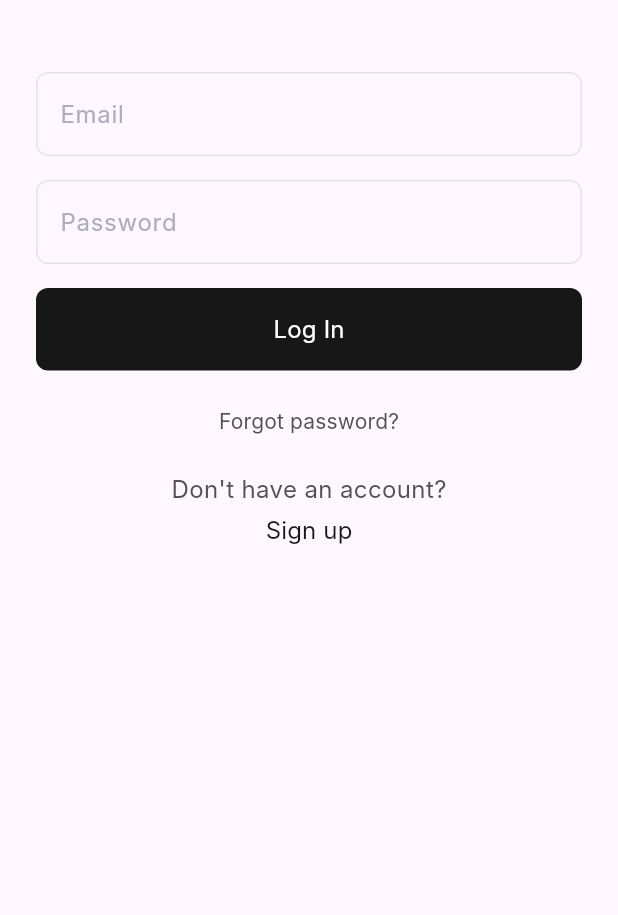
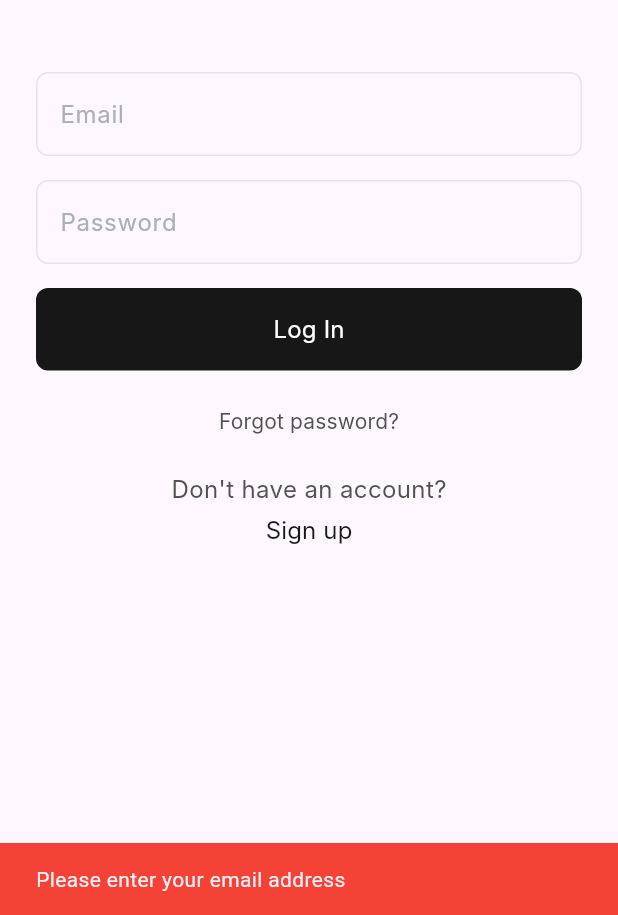
Before and after one commit to vasu-patel-123/Team-HamburgerHelpers-final-Project, a Flutter app: the screen it shows after launch, after a tap on "Forgot password?", on a phone screen of 412 x 824 dp, the part 321-1236 px from its top. Run offline on Flutter 3.47's test engine with Material 3 defaults, Android fonts, the phone set to English and light mode, and no system bars; our stand-ins replace firebase_auth, firebase_core, firebase_database, shared_preferences, table_calendar; missing offline and left inert: firebase_app_check; accounts and stored records are empty; Roboto replaces fonts that are missing (Inter).

Commit message:
Made forgot password work

```diff
--- a/taskii/lib/main.dart
+++ b/taskii/lib/main.dart
@@ -142,6 +142,42 @@ class _LoginPageSignUpState extends State<LoginPageSignUp> {
   void initState() {
     super.initState();
     _initializePrefs();
+  }
+
+///for forgot password
+  Future<void> _resetPassword() async {
+    final email = _emailController.text.trim();
+
+    if (email.isEmpty) {
+      _showSnackBar('Please enter your email address');
+      return;
+    }
+
+    final emailRegex = RegExp(r'^[\w-\.]+@([\w-]+\.)+[\w-]{2,4}$');
+    if (!emailRegex.hasMatch(email)) {
+      _showSnackBar('Please enter a valid email address');
+      return;
+    }
+
+    try {
+      await FirebaseAuth.instance.sendPasswordResetEmail(email: email);
+      _showSnackBar('Password reset email sent!', isError: false);
+    } on FirebaseAuthException catch (e) {
+      String message;
+      switch (e.code) {
+        case 'user-not-found':
+          message = 'No user found with that email';
+          break;
+        case 'invalid-email':
+          message = 'Invalid email address';
+          break;
+        default:
+          message = 'Error sending reset email: ${e.message}';
+      }
+      _showSnackBar(message);
+    } catch (e) {
+      _showSnackBar('Unexpected error: ${e.toString()}');
+    }
   }
 
   Future<void> _initializePrefs() async {
@@ -429,6 +465,7 @@ class _LoginPageSignUpState extends State<LoginPageSignUp> {
             const SizedBox(height: 24),
             TextButton(
               onPressed: () {
+                _resetPassword();
                 debugPrint('Forgot password pressed');
               },
               style: TextButton.styleFrom(
```
